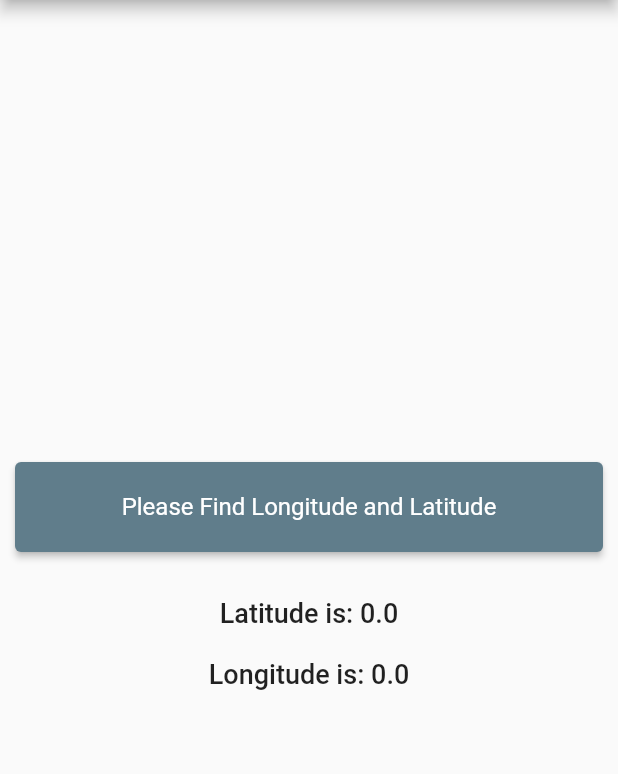
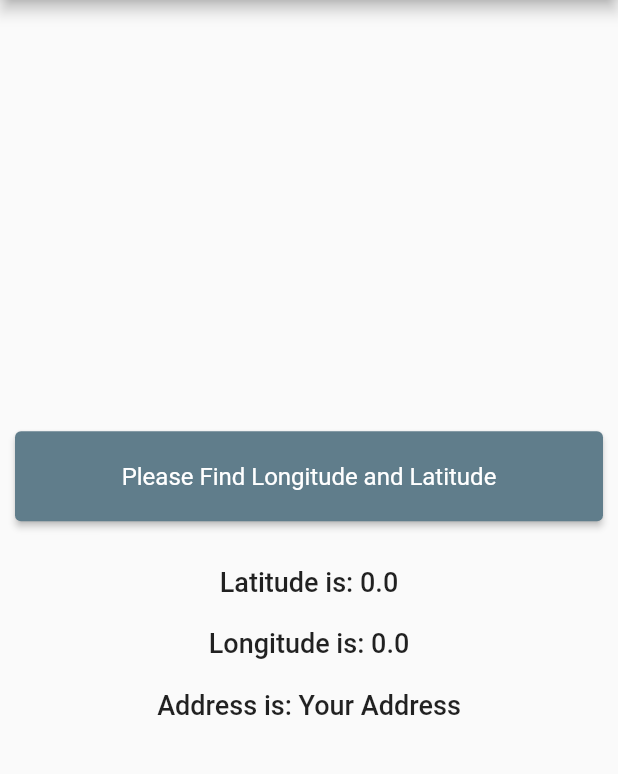
Before and after one commit to KamranAkbarKami/flutter_geolocation, a Flutter app: the screen it shows after launch, after a tap on "Please Find Longitude and Latitude", on a phone screen of 412 x 824 dp, the part 84-858 px from its top. Run offline on Flutter 3.47's test engine with Material 2 defaults, Android fonts, the phone set to English and light mode, and no system bars; our stand-ins replace geocoding, geolocator, get.

Commit message:
Geocoding Plugin Functionality Added to get the Address from latitude and longitude.

```diff
--- a/lib/screen/geolocation_functionality_screen.dart
+++ b/lib/screen/geolocation_functionality_screen.dart
@@ -1,6 +1,7 @@
 import 'dart:developer';
 
 import 'package:flutter/material.dart';
+import 'package:geocoding/geocoding.dart';
 import 'package:geolocator/geolocator.dart';
 import 'package:get/get.dart';
 
@@ -16,6 +17,7 @@ class _GeolocationFunctionalityScreenState
     extends State<GeolocationFunctionalityScreen> {
   double longitude = 0.0;
   double latitude = 0.0;
+  String address = "Your Address";
 
   // Function for Getting Latitude and Longitude using Geo locator Plugin
   void getCurrentPosition() async {
@@ -39,6 +41,20 @@ class _GeolocationFunctionalityScreenState
       });
       log("Longitude: ${currentPosition.longitude}");
       log("Latitude: ${currentPosition.latitude}");
+      getAddress(lat: latitude, long: longitude);
+    }
+  }
+
+  //For convert lat long to address
+  getAddress({required double lat, required double long}) async {
+    List<Placemark> placeMark = await placemarkFromCoordinates(lat, long);
+    setState(() {
+      address =
+          "${placeMark[0].postalCode} ${placeMark[0].subLocality!} ${placeMark[0].country!}";
+    });
+
+    for (int i = 0; i < placeMark.length; i++) {
+      log("INDEX $i ${placeMark[i]}");
     }
   }
 
@@ -85,6 +101,11 @@ class _GeolocationFunctionalityScreenState
               ),
               Text("Longitude is: ${longitude.toString()}",
                   textAlign: TextAlign.center, style: customTextStyle),
+              const SizedBox(
+                height: 20,
+              ),
+              Text("Address is: ${address.toString()}",
+                  textAlign: TextAlign.center, style: customTextStyle),
             ],
           ),
         ),
--- a/pubspec.yaml
+++ b/pubspec.yaml
@@ -15,6 +15,7 @@ dependencies:
   cupertino_icons: ^1.0.2
   get: ^4.6.5
   geolocator: ^9.0.2
+  geocoding: ^2.0.5
 
 dev_dependencies:
   flutter_test:
```
Also changed, not shown: pubspec.lock, 1 other file.
